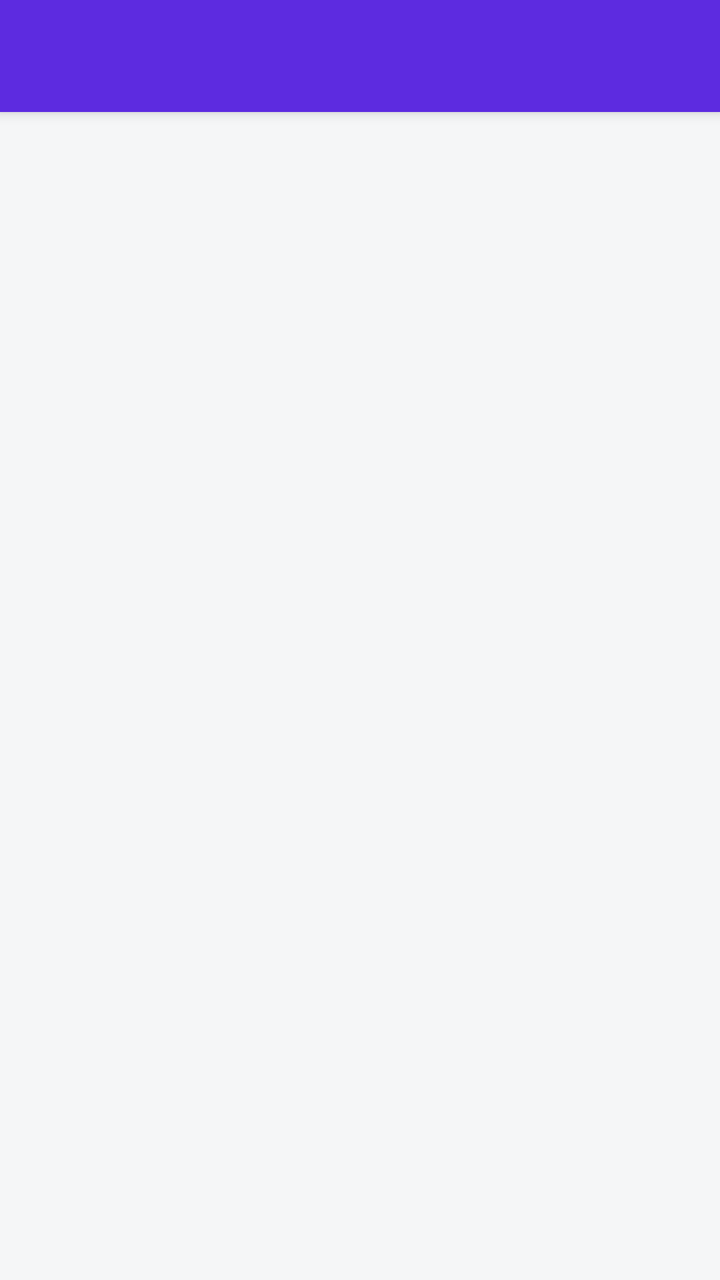
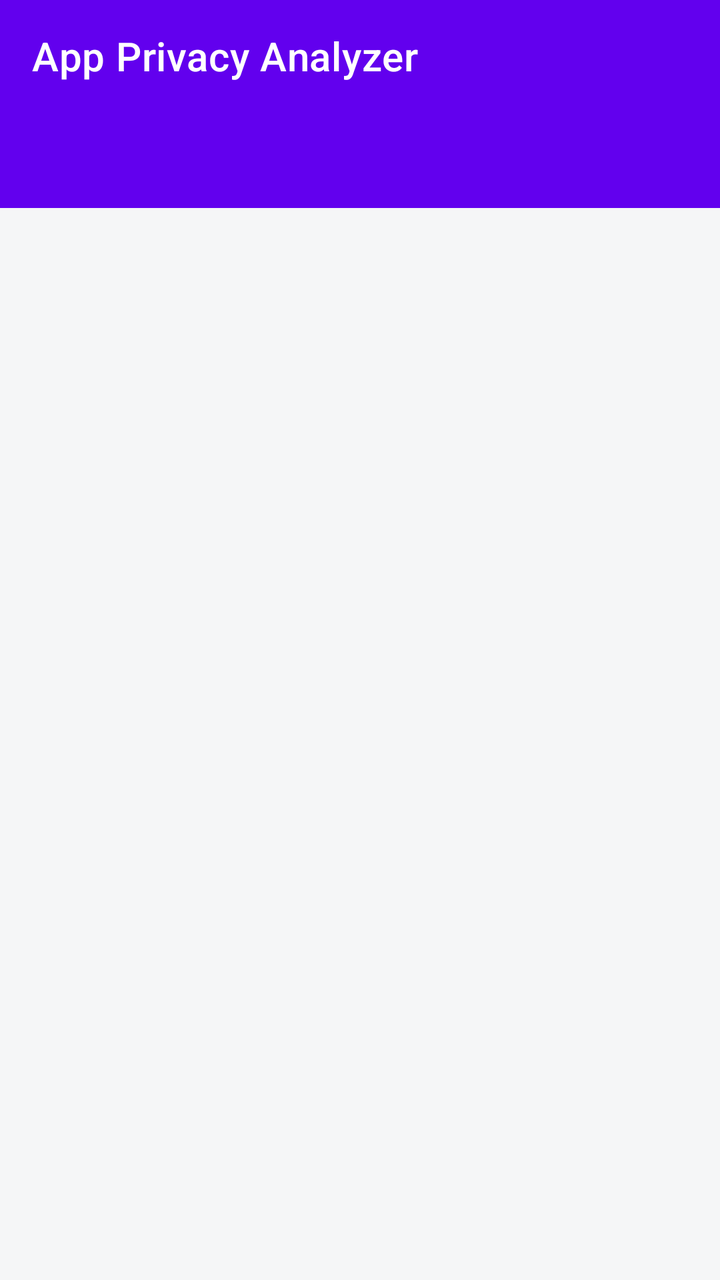

Before-and-after screenshots of an Android layout around one commit, followed by the original layout XML and the change that was made.
<!-- AndroidManifest.xml: application theme Theme.AppPrivacyAnalyzer -->
<!-- res/layout/activity_main.xml -->
<?xml version="1.0" encoding="utf-8"?>
<androidx.coordinatorlayout.widget.CoordinatorLayout
    xmlns:android="http://schemas.android.com/apk/res/android"
    android:id="@+id/root"
    android:layout_width="match_parent"
    android:layout_height="match_parent">

    
    <androidx.appcompat.widget.Toolbar
        android:id="@+id/toolbar"
        android:layout_width="match_parent"
        android:layout_height="?attr/actionBarSize"
        android:background="?attr/colorPrimary"
        android:elevation="4dp"/>

    
    <androidx.viewpager2.widget.ViewPager2
        android:id="@+id/viewPager"
        android:layout_width="match_parent"
        android:layout_height="match_parent"
        android:layout_marginTop="?attr/actionBarSize"/>

</androidx.coordinatorlayout.widget.CoordinatorLayout>
<!-- resources referenced by this layout -->
<resources>
  <style name="Theme.AppPrivacyAnalyzer" parent="Theme.MaterialComponents.Light.NoActionBar">
          
          <item name="colorPrimary">@color/purple_start</item>
          <item name="colorPrimaryVariant">@color/purple_end</item>
          <item name="colorOnPrimary">@color/white</item>
  
          <item name="colorSecondary">@color/amber</item>
          <item name="android:statusBarColor">@color/primary_dark</item>
          <item name="android:windowBackground">@color/bg_light</item>
  
          
          <item name="materialCardViewStyle">@style/Widget.MaterialComponents.CardView</item>
      </style>
  <color name="purple_start">#5D2BE0</color>
  <color name="purple_end">#7B1FFF</color>
  <color name="white">#FFFFFF</color>
  <color name="amber">#FFC107</color>
  <color name="primary_dark">#3700B3</color>
  <color name="bg_light">#F5F6F7</color>
</resources>

<!-- the commit's change to res/layout/activity_main.xml (unified diff, before → after) -->
@@ -1,23 +1,53 @@
 <?xml version="1.0" encoding="utf-8"?>
 <androidx.coordinatorlayout.widget.CoordinatorLayout
     xmlns:android="http://schemas.android.com/apk/res/android"
+    xmlns:app="http://schemas.android.com/apk/res-auto"
     android:id="@+id/root"
     android:layout_width="match_parent"
     android:layout_height="match_parent">
 
     
-    <androidx.appcompat.widget.Toolbar
-        android:id="@+id/toolbar"
+    <LinearLayout
         android:layout_width="match_parent"
-        android:layout_height="?attr/actionBarSize"
-        android:background="?attr/colorPrimary"
-        android:elevation="4dp"/>
+        android:layout_height="wrap_content"
+        android:orientation="vertical">
 
-    
-    <androidx.viewpager2.widget.ViewPager2
-        android:id="@+id/viewPager"
-        android:layout_width="match_parent"
-        android:layout_height="match_parent"
-        android:layout_marginTop="?attr/actionBarSize"/>
+        
+        <com.google.android.material.appbar.AppBarLayout
+            android:layout_width="match_parent"
+            android:layout_height="wrap_content"
+            android:background="@color/purple_500"
+            android:elevation="4dp">
+
+            <androidx.appcompat.widget.Toolbar
+                android:id="@+id/toolbar"
+                android:layout_width="match_parent"
+                android:layout_height="?attr/actionBarSize"
+                android:background="@color/purple_500"
+                app:titleTextColor="@android:color/white"
+                app:title="App Privacy Analyzer"/>
+
+            
+            <com.google.android.material.tabs.TabLayout
+                android:id="@+id/tabLayout"
+                android:layout_width="match_parent"
+                android:layout_height="48dp"
+                android:background="@color/purple_500"
+                app:tabTextColor="#CCCCCC"
+                app:tabSelectedTextColor="@android:color/white"
+                app:tabIndicatorColor="@android:color/white"
+                app:tabIndicatorHeight="3dp"
+                app:tabMode="fixed"
+                app:tabGravity="fill"/>
+
+        </com.google.android.material.appbar.AppBarLayout>
+
+        
+        <androidx.viewpager2.widget.ViewPager2
+            android:id="@+id/viewPager"
+            android:layout_width="match_parent"
+            android:layout_height="match_parent"/>
+
+    </LinearLayout>
 
 </androidx.coordinatorlayout.widget.CoordinatorLayout>
<!-- resource entries referenced after the edit -->
@@ -1,5 +1,6 @@
 <!-- resources referenced by this layout -->
 <resources>
+  <color name="purple_500">#6200EE</color>
   <style name="Theme.AppPrivacyAnalyzer" parent="Theme.MaterialComponents.Light.NoActionBar">
           
           <item name="colorPrimary">@color/purple_start</item>
